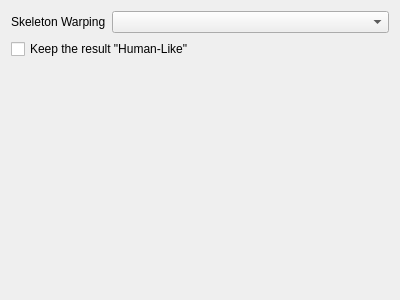
Qt form widget_warpparam.ui (yifangxu/faceworkshop) before a commit.
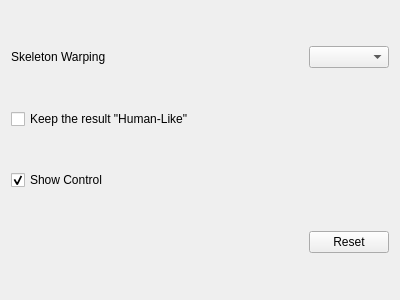
The same form after that commit.

The edit to the form file:
```diff
--- a/widget_warpparam.ui
+++ b/widget_warpparam.ui
@@ -13,10 +13,7 @@
   <property name="windowTitle">
    <string>Form</string>
   </property>
-  <layout class="QFormLayout" name="formLayout">
-   <property name="fieldGrowthPolicy">
-    <enum>QFormLayout::AllNonFixedFieldsGrow</enum>
-   </property>
+  <layout class="QGridLayout" name="gridLayout">
    <item row="0" column="0">
     <widget class="QLabel" name="label">
      <property name="text">
@@ -34,6 +31,36 @@
      </property>
     </widget>
    </item>
+   <item row="2" column="0">
+    <widget class="QCheckBox" name="chkShowControl">
+     <property name="text">
+      <string>Show Control</string>
+     </property>
+     <property name="checked">
+      <bool>true</bool>
+     </property>
+    </widget>
+   </item>
+   <item row="3" column="0">
+    <spacer name="horizontalSpacer">
+     <property name="orientation">
+      <enum>Qt::Horizontal</enum>
+     </property>
+     <property name="sizeHint" stdset="0">
+      <size>
+       <width>284</width>
+       <height>20</height>
+      </size>
+     </property>
+    </spacer>
+   </item>
+   <item row="3" column="1">
+    <widget class="QPushButton" name="btnReset">
+     <property name="text">
+      <string>Reset</string>
+     </property>
+    </widget>
+   </item>
   </layout>
  </widget>
  <resources/>
```
Left out of the diff: 24 changed lines with no effect on the pictures.
